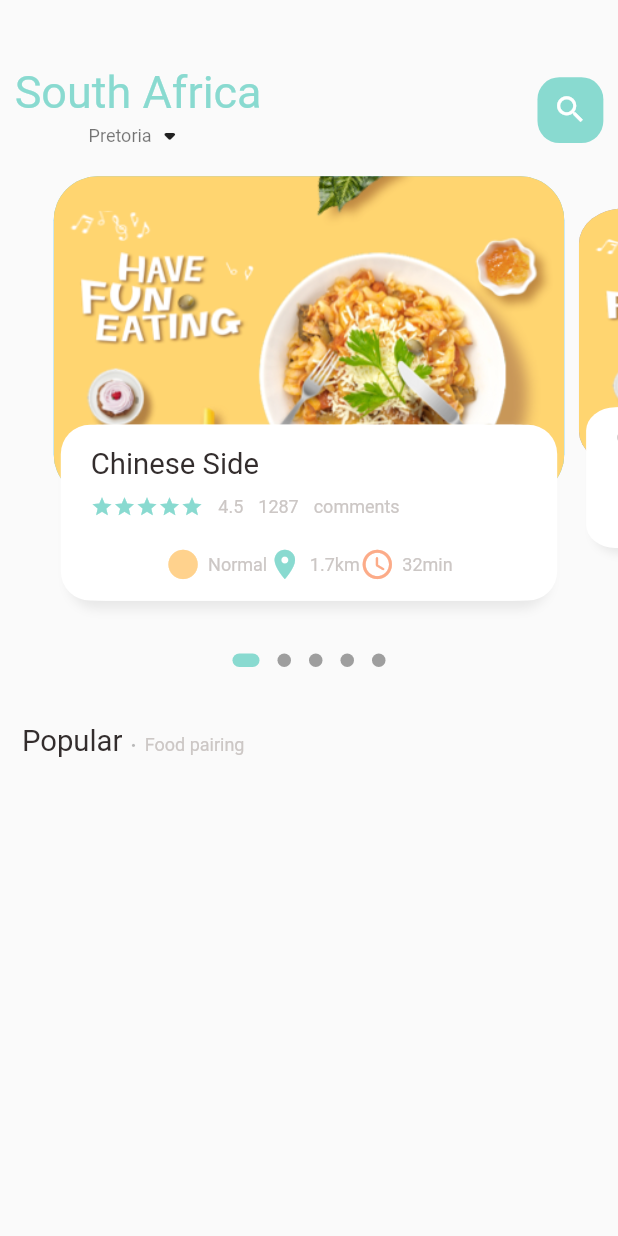
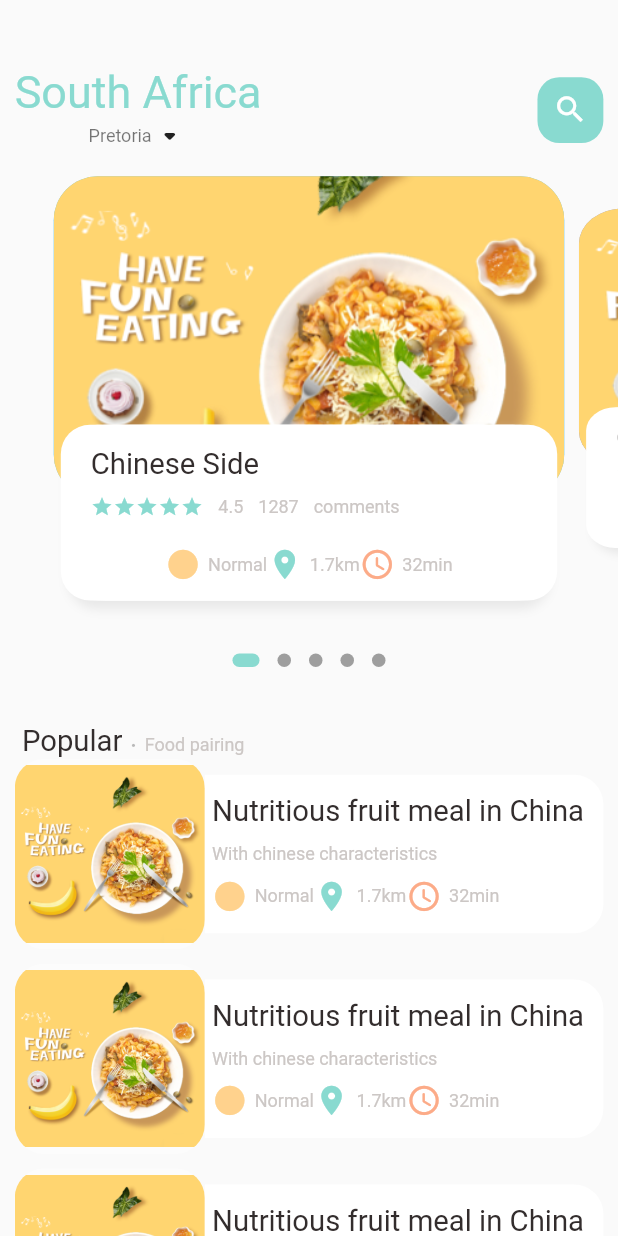
Before and after one commit to StevenNdaye/food_delivery, a Flutter app: the screen it shows after launch, on a phone screen of 412 x 824 dp. Run offline on Flutter 3.47's test engine with Material 2 defaults, Android fonts, the phone set to English and light mode, and no system bars; drawn by our look-alikes of dots_indicator; our stand-ins replace get.

Commit message:
Completed the home page

```diff
--- a/lib/home/food_page_body.dart
+++ b/lib/home/food_page_body.dart
@@ -82,11 +82,83 @@ class _FoodPageBodyState extends State<FoodPageBody> {
               ),
               Container(
                 margin: const EdgeInsets.only(bottom: 2),
-                child: SmallText(text: "Food pairing",),
+                child: SmallText(
+                  text: "Food pairing",
+                ),
               )
             ],
           ),
-        )
+        ),
+        //list of food and images
+        ListView.builder(
+            shrinkWrap: true,
+            physics: NeverScrollableScrollPhysics(),
+            itemCount: 10,
+            itemBuilder: (context, index) {
+              return Container(
+                margin: EdgeInsets.only(
+                    left: Dimensions.width20,
+                    right: Dimensions.width20,
+                    bottom: Dimensions.height10),
+                child: Row(
+                  children: [
+                    Container(
+                      width: Dimensions.listViewImgSize,
+                      height: Dimensions.listViewImgSize,
+                      decoration: BoxDecoration(
+                          borderRadius:
+                              BorderRadius.circular(Dimensions.radius20),
+                          color: Colors.white38,
+                          image: DecorationImage(
+                              image: AssetImage("assets/image/food0.png"))),
+                    ),
+                    Expanded(
+                      child: Container(
+                        height: Dimensions.listViewTextConstSize,
+                        decoration: BoxDecoration(
+                            borderRadius: BorderRadius.only(
+                                topRight: Radius.circular(Dimensions.radius20),
+                                bottomRight:
+                                    Radius.circular(Dimensions.radius20)),
+                            color: Colors.white),
+                        child: Padding(
+                          padding: EdgeInsets.only(
+                              left: Dimensions.width10,
+                              right: Dimensions.width10),
+                          child: Column(
+                            crossAxisAlignment: CrossAxisAlignment.start,
+                            mainAxisAlignment: MainAxisAlignment.center,
+                            children: [
+                              BigText(text: "Nutritious fruit meal in China"),
+                              SizedBox(height: Dimensions.height10),
+                              SmallText(text: "With chinese characteristics"),
+                              SizedBox(height: Dimensions.height10),
+                              Row(
+                                mainAxisAlignment: MainAxisAlignment.start,
+                                children: const [
+                                  IconAndTextWidget(
+                                      icon: Icons.circle_sharp,
+                                      text: "Normal",
+                                      iconColor: AppColors.iconColor1),
+                                  IconAndTextWidget(
+                                      icon: Icons.location_on,
+                                      text: "1.7km",
+                                      iconColor: AppColors.mainColor),
+                                  IconAndTextWidget(
+                                      icon: Icons.access_time_rounded,
+                                      text: "32min",
+                                      iconColor: AppColors.iconColor2)
+                                ],
+                              )
+                            ],
+                          ),
+                        ),
+                      ),
+                    )
+                  ],
+                ),
+              );
+            }),
       ],
     );
   }
--- a/lib/home/main_food_page.dart
+++ b/lib/home/main_food_page.dart
@@ -50,7 +50,11 @@ class _MainFoodPageState extends State<MainFoodPage> {
                     child: Container(
                       width: Dimensions.height45,
                       height: Dimensions.height45,
-                      child: Icon(Icons.search, color: Colors.white, size: Dimensions.iconSize24,),
+                      child: Icon(
+                        Icons.search,
+                        color: Colors.white,
+                        size: Dimensions.iconSize24,
+                      ),
                       decoration: BoxDecoration(
                           borderRadius:
                               BorderRadius.circular(Dimensions.radius15),
@@ -62,7 +66,10 @@ class _MainFoodPageState extends State<MainFoodPage> {
             ),
           ),
           //Showing the body
-          FoodPageBody()
+          Expanded(
+              child: SingleChildScrollView(
+            child: FoodPageBody(),
+          ))
         ],
       ),
     );
--- a/lib/utils/dimensions.dart
+++ b/lib/utils/dimensions.dart
@@ -26,4 +26,8 @@ class Dimensions {
 
   //icon size
   static double iconSize24 = screenHeight / 35.17;
+
+  //list view size
+  static double listViewImgSize = screenWidth / 3.25;
+  static double listViewTextConstSize = screenWidth / 3.9;
 }
```
